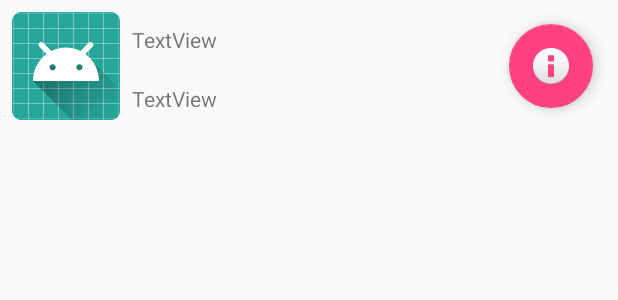
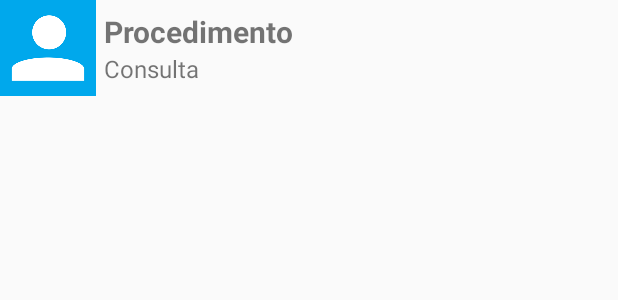
Before and after one commit to CharlesLuttos/AutoConsulta, an Android app: the layout item_consulta.xml on its own in the app's theme, with its tools: preview values and no code run, on a phone screen of 412 x 824 dp. Shown: the top 300 px of the screen. Run offline under Robolectric (Android 15) with nearby library versions, the phone set to English and light mode, and no system bars.

Commit message:
Uodate ConsultaAdapter

```diff
--- a/AutoConsulta/app/src/main/res/layout/content_principal.xml
+++ b/AutoConsulta/app/src/main/res/layout/content_principal.xml
@@ -9,6 +9,7 @@
     tools:showIn="@layout/layout_principal">
 
     <ListView
+        android:id="@+id/ListaConsulta"
         android:layout_width="368dp"
         android:layout_height="495dp"
         android:layout_marginLeft="8dp"
--- a/AutoConsulta/app/src/main/res/layout/item_consulta.xml
+++ b/AutoConsulta/app/src/main/res/layout/item_consulta.xml
@@ -1,58 +1,37 @@
 <?xml version="1.0" encoding="utf-8"?>
-<android.support.constraint.ConstraintLayout
-    xmlns:android="http://schemas.android.com/apk/res/android"
-    xmlns:app="http://schemas.android.com/apk/res-auto"
-    xmlns:tools="http://schemas.android.com/tools"
+<LinearLayout xmlns:android="http://schemas.android.com/apk/res/android"
     android:layout_width="match_parent"
-    android:layout_height="match_parent">
+    android:layout_height="wrap_content"
+    android:orientation="horizontal">
 
     <ImageView
-        android:id="@+id/imageStatus"
-        android:layout_width="72dp"
-        android:layout_height="72dp"
-        android:layout_marginLeft="8dp"
-        android:layout_marginStart="8dp"
-        android:layout_marginTop="8dp"
-        app:layout_constraintStart_toStartOf="parent"
-        app:layout_constraintTop_toTopOf="parent"
-        app:srcCompat="@mipmap/ic_launcher" />
+        android:id="@+id/image_status"
+        android:layout_width="64dp"
+        android:layout_height="64dp"
+        android:src="@drawable/person" />
 
-    <TextView
-        android:id="@+id/txtSubTitulo"
+    <LinearLayout
         android:layout_width="wrap_content"
-        android:layout_height="15dp"
-        android:layout_marginLeft="8dp"
-        android:layout_marginStart="8dp"
-        android:layout_marginTop="56dp"
-        android:text="TextView"
-        app:layout_constraintStart_toEndOf="@+id/imageStatus"
-        app:layout_constraintTop_toTopOf="parent" />
+        android:layout_height="match_parent"
+        android:orientation="vertical"
+        android:gravity="center_vertical">
 
-    <TextView
-        android:id="@+id/txtTitulo"
-        android:layout_width="wrap_content"
-        android:layout_height="wrap_content"
-        android:layout_marginBottom="20dp"
-        android:layout_marginLeft="8dp"
-        android:layout_marginStart="8dp"
-        android:layout_marginTop="16dp"
-        android:text="TextView"
-        app:layout_constraintBottom_toTopOf="@+id/txtSubTitulo"
-        app:layout_constraintStart_toEndOf="@+id/imageStatus" />
+        <TextView
+            android:id="@+id/procedimento_consulta"
+            android:layout_width="wrap_content"
+            android:layout_height="wrap_content"
+            android:paddingLeft="5dp"
+            android:text="Procedimento"
+            android:textSize="20sp"
+            android:textStyle="bold" />
 
-    <android.support.design.widget.FloatingActionButton
-        android:id="@+id/btAtualizar"
-        android:layout_width="wrap_content"
-        android:layout_height="wrap_content"
-        android:layout_marginEnd="8dp"
-        android:layout_marginLeft="8dp"
-        android:layout_marginRight="8dp"
-        android:layout_marginStart="8dp"
-        android:layout_marginTop="16dp"
-        android:clickable="true"
-        app:layout_constraintEnd_toEndOf="parent"
-        app:layout_constraintHorizontal_bias="0.967"
-        app:layout_constraintStart_toEndOf="@+id/imageStatus"
-        app:layout_constraintTop_toTopOf="parent"
-        app:srcCompat="@android:drawable/ic_dialog_info" />
-</android.support.constraint.ConstraintLayout>
+        <TextView
+            android:id="@+id/codigo_consulta"
+            android:layout_width="wrap_content"
+            android:layout_height="wrap_content"
+            android:paddingLeft="5dp"
+            android:text="Consulta"
+            android:textSize="16sp" />
+    </LinearLayout>
+
+</LinearLayout>
```
Also changed, not shown: AutoConsulta/app/src/main/java/com/android/luttos/autoconsulta/ConsultaAdapter.java (+16 -28 lines), AutoConsulta/app/src/main/java/com/android/luttos/autoconsulta/FormHelper.java (added, +48 -0 lines), AutoConsulta/app/src/main/res/layout/activity_cadastro2.xml (added, +53 -0 lines), AutoConsulta/app/src/main/res/drawable/person.png (added).
